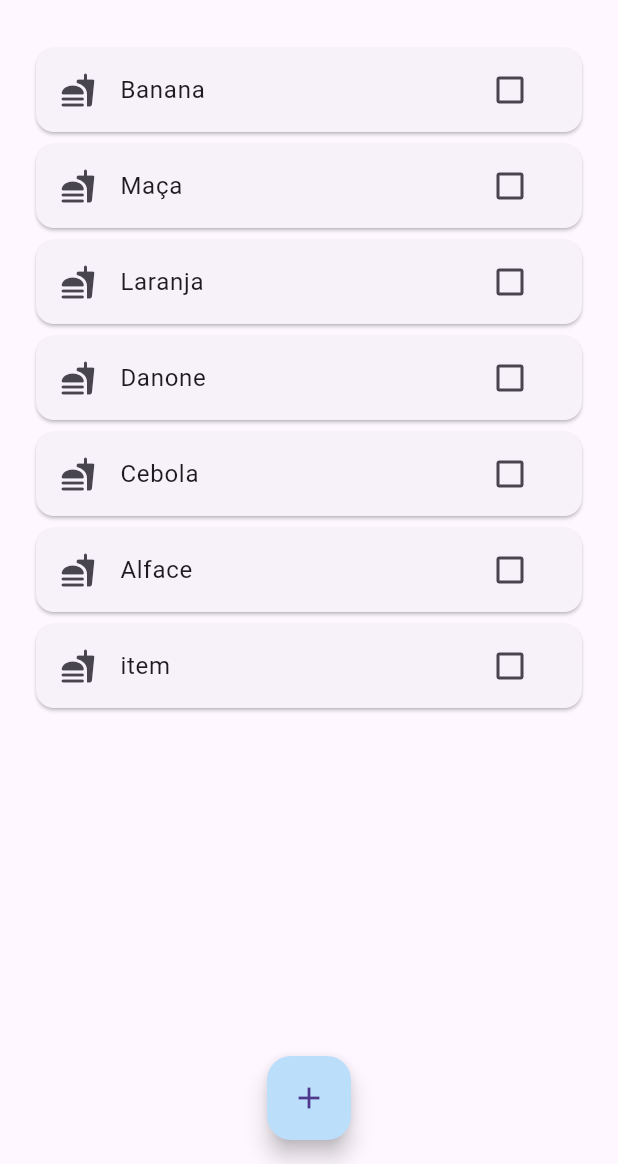
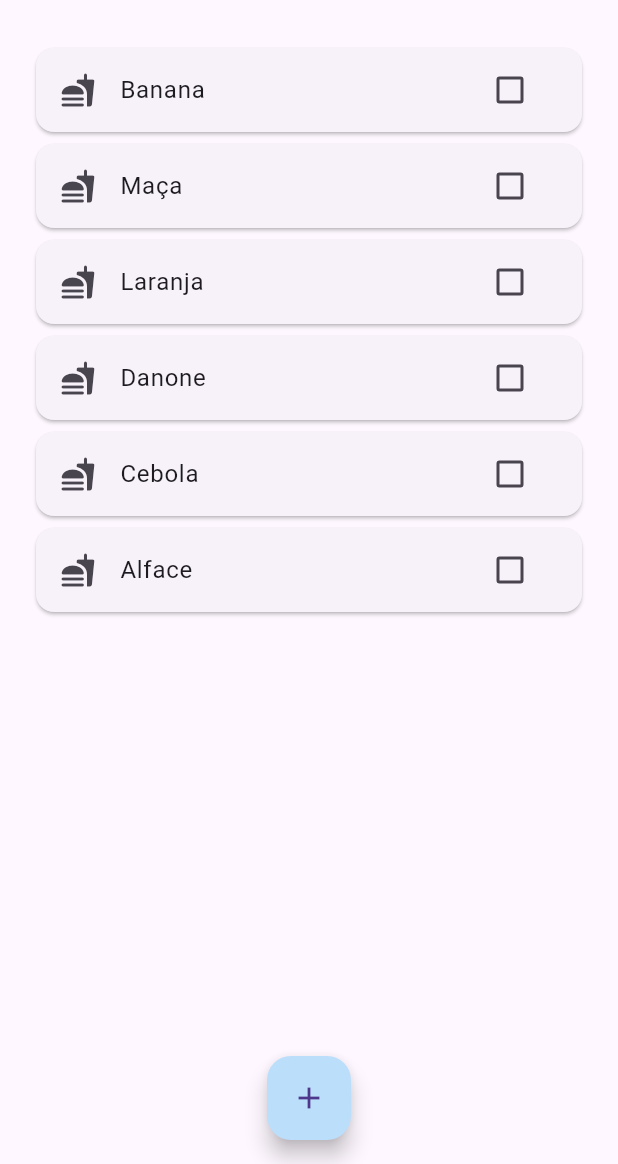
Before and after one commit to Keno016/flutter_project_buylist, a Flutter app: the ListaExemplo screen opened by its route, on a phone screen of 412 x 824 dp, the part 72-1236 px from its top. Run offline on Flutter 3.47's test engine with Material 3 defaults, Android fonts, the phone set to English and light mode, and no system bars; our stand-ins replace device_preview.

Commit message:
11/04 commit

```diff
--- a/lib/model/inside_list.dart
+++ b/lib/model/inside_list.dart
@@ -13,7 +13,6 @@ class ListInside {
     lista.add(ListInside(item: 'Danone'));
     lista.add(ListInside(item: 'Cebola'));
     lista.add(ListInside(item: 'Alface'));
-    lista.add(ListInside(item: 'item'));
 
     return lista;
   }
--- a/lib/view/lista_compra_exemplo.dart
+++ b/lib/view/lista_compra_exemplo.dart
@@ -144,7 +144,6 @@ class _ListaExemploState extends State<ListaExemplo> {
           );
         },
       ),
-
     );
   }
 }
--- a/lib/view/login_view.dart
+++ b/lib/view/login_view.dart
@@ -137,8 +137,6 @@ class _LoginViewState extends State<LoginView> {
                   );
                 },
               )
-
-
             ],
           )
         )
```
Lines whose indentation alone changed are shown as unchanged.
